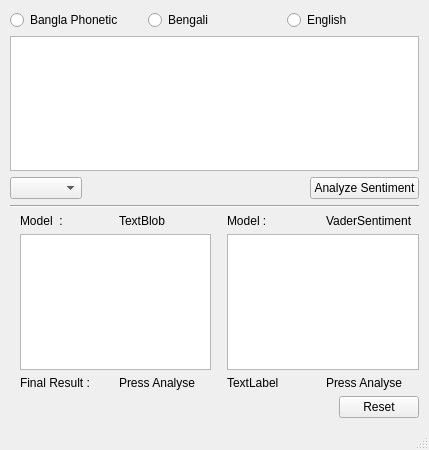
rahatzamancse/Bangla-or-Banglish-or-English-Sentiment-Analysis-with-English-translation, file UI/MainWindow.ui: the form before one commit.
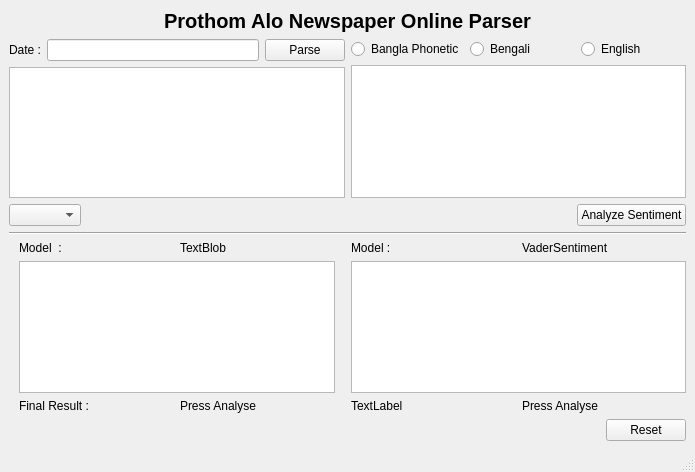
The form after the commit.

Commit message: Added scratch web scraping

Diff of the .ui file:
```diff
--- a/UI/MainWindow.ui
+++ b/UI/MainWindow.ui
@@ -6,27 +6,64 @@
    <rect>
     <x>0</x>
     <y>0</y>
-    <width>429</width>
-    <height>450</height>
+    <width>695</width>
+    <height>472</height>
    </rect>
   </property>
   <property name="windowTitle">
    <string>Bangla phonetics sentiment analysis</string>
   </property>
   <widget class="QWidget" name="centralwidget">
+   <layout class="QVBoxLayout" name="verticalLayout_5">
+    <item>
+     <widget class="QLabel" name="label_5">
+      <property name="font">
+       <font>
+        <pointsize>15</pointsize>
+        <weight>75</weight>
+        <bold>true</bold>
+       </font>
+      </property>
+      <property name="text">
+       <string>Prothom Alo Newspaper Online Parser</string>
+      </property>
+      <property name="alignment">
+       <set>Qt::AlignCenter</set>
+      </property>
+     </widget>
+    </item>
+    <item>
+     <layout class="QHBoxLayout" name="horizontalLayout_10">
+      <item>
    <layout class="QVBoxLayout" name="verticalLayout_3">
-    <property name="leftMargin">
-     <number>10</number>
-    </property>
-    <property name="topMargin">
-     <number>10</number>
-    </property>
-    <property name="rightMargin">
-     <number>10</number>
-    </property>
-    <property name="bottomMargin">
-     <number>10</number>
-    </property>
+        <item>
+         <layout class="QHBoxLayout" name="horizontalLayout_9">
+          <item>
+           <widget class="QLabel" name="label_3">
+            <property name="text">
+             <string>Date :</string>
+            </property>
+           </widget>
+          </item>
+          <item>
+           <widget class="QLineEdit" name="prothom_date_lineedit"/>
+          </item>
+          <item>
+           <widget class="QPushButton" name="parse_button">
+            <property name="text">
+             <string>Parse</string>
+            </property>
+           </widget>
+          </item>
+         </layout>
+        </item>
+        <item>
+         <widget class="QTextBrowser" name="json_view"/>
+        </item>
+       </layout>
+      </item>
+      <item>
+       <layout class="QVBoxLayout" name="verticalLayout_4">
     <item>
      <layout class="QHBoxLayout" name="horizontalLayout_8">
       <item>
@@ -54,6 +91,10 @@
     </item>
     <item>
      <widget class="QTextEdit" name="input_textedit"/>
+        </item>
+       </layout>
+      </item>
+     </layout>
     </item>
     <item>
      <layout class="QHBoxLayout" name="horizontalLayout_6">
```
Lines whose indentation alone changed are shown as unchanged. The commit also changes 2 other files.
